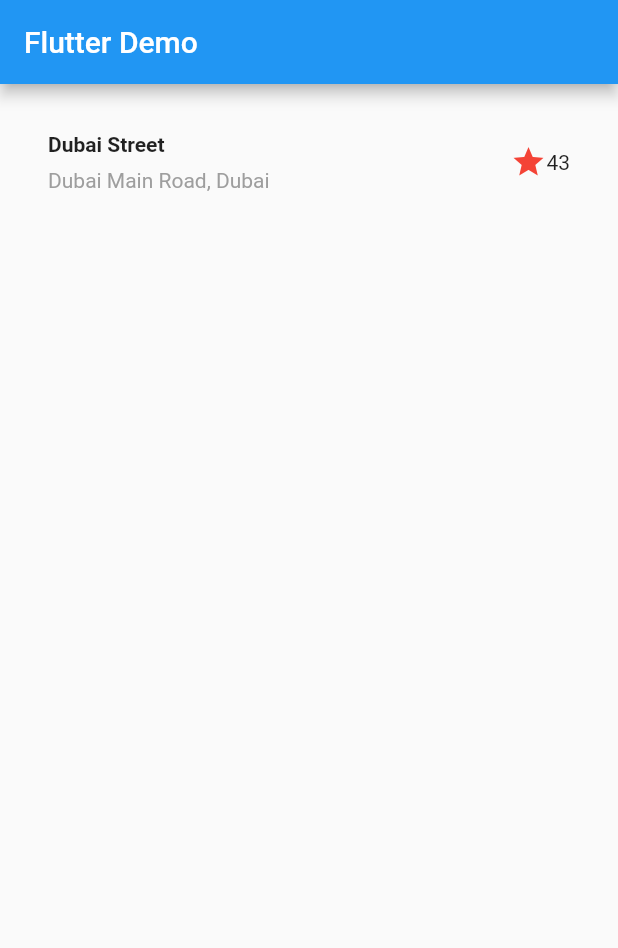
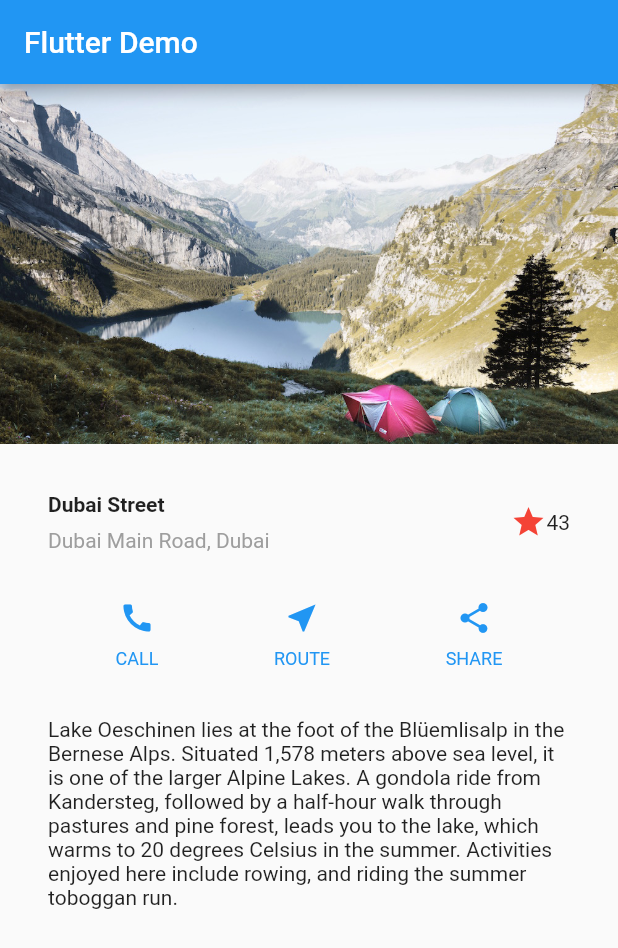
Before and after one commit to Minato3000/application_layout, a Flutter app: the screen it shows after launch, on a phone screen of 412 x 824 dp. Shown: the top 948 px of the screen. Run offline on Flutter 3.47's test engine with Material 2 defaults, Android fonts, the phone set to English and light mode, and no system bars.

Commit message:
sections added

```diff
--- a/lib/main.dart
+++ b/lib/main.dart
@@ -36,11 +36,35 @@ Widget titleSection = Container(
       ],
     ));
 
+Widget textSection = const Padding(
+  padding: EdgeInsets.all(32),
+  child: Text(
+    'Lake Oeschinen lies at the foot of the Blüemlisalp in the Bernese '
+    'Alps. Situated 1,578 meters above sea level, it is one of the '
+    'larger Alpine Lakes. A gondola ride from Kandersteg, followed by a '
+    'half-hour walk through pastures and pine forest, leads you to the '
+    'lake, which warms to 20 degrees Celsius in the summer. Activities '
+    'enjoyed here include rowing, and riding the summer toboggan run.',
+    softWrap: true,
+  ),
+);
+
 class MyApp extends StatelessWidget {
   const MyApp({super.key});
 
   @override
   Widget build(BuildContext context) {
+    Color color = Theme.of(context).primaryColor;
+
+    Widget buttonSection = Row(
+      mainAxisAlignment: MainAxisAlignment.spaceEvenly,
+      children: [
+        _buildButtonColumn(color, Icons.call, 'CALL'),
+        _buildButtonColumn(color, Icons.near_me, 'ROUTE'),
+        _buildButtonColumn(color, Icons.share, 'SHARE'),
+      ],
+    );
+
     return MaterialApp(
       title: 'Flutter Demo',
       home: Scaffold(
@@ -48,9 +72,40 @@ class MyApp extends StatelessWidget {
           title: const Text('Flutter Demo'),
         ),
         body: Column(
-          children: [titleSection],
+          children: [
+            Image.asset(
+              'images/lake.jpg',
+              width: 600,
+              height: 240,
+              fit: BoxFit.cover,
+            ),
+            titleSection,
+            buttonSection,
+            textSection,
+          ],
         ),
       ),
     );
   }
+
+  Column _buildButtonColumn(Color color, IconData icon, String label) {
+    return Column(
+      mainAxisSize: MainAxisSize.min,
+      mainAxisAlignment: MainAxisAlignment.center,
+      children: [
+        Icon(icon, color: color),
+        Container(
+          margin: const EdgeInsets.only(top: 8),
+          child: Text(
+            label,
+            style: TextStyle(
+              fontSize: 12,
+              fontWeight: FontWeight.w400,
+              color: color,
+            ),
+          ),
+        )
+      ],
+    );
+  }
 }
--- a/pubspec.yaml
+++ b/pubspec.yaml
@@ -63,6 +63,8 @@ flutter:
   # assets:
   #   - images/a_dot_burr.jpeg
   #   - images/a_dot_ham.jpeg
+  assets:
+    - images/lake.jpg
 
   # An image asset can refer to one or more resolution-specific "variants", see
   # https://flutter.dev/assets-and-images/#resolution-aware
```
Also changed, not shown: images/lake.jpg (added).
